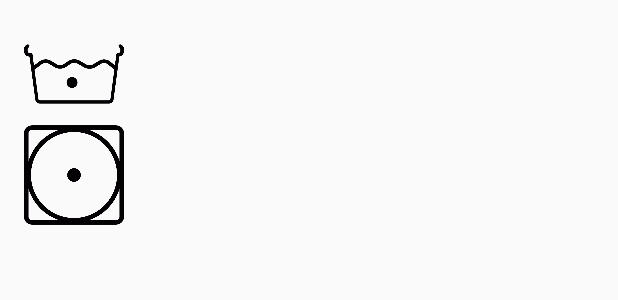
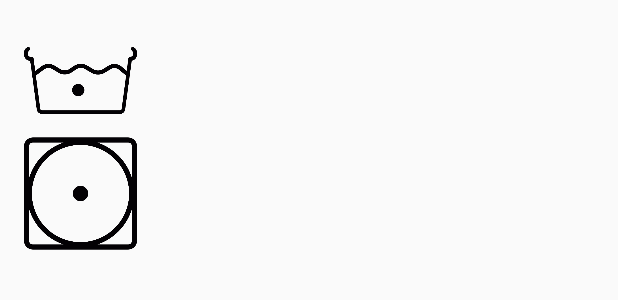
Before and after one commit to lyonst/SensorNotification, an Android app: the layout activity_main.xml on its own in the app's theme, with its tools: preview values and no code run, on a phone screen of 412 x 824 dp. Shown: the top 300 px of the screen. Run offline under Robolectric (Android 15) with nearby library versions, the phone set to English and light mode, and no system bars.

Commit message:
Rejected commit: Default

```diff
--- a/app/src/main/res/layout/activity_main.xml
+++ b/app/src/main/res/layout/activity_main.xml
@@ -13,35 +13,40 @@
     tools:context="ca.terrylyons.sensornotification.MainActivity">
 
 
-    <TableLayout
-        android:layout_width="match_parent"
-        android:layout_height="wrap_content"
-        android:stretchColumns="1"
-        >
+
         <TableRow
-            android:layout_width="24dp"
-            android:layout_height="24dp">
+            android:layout_width="match_parent"
+            android:layout_height="wrap_content">
             <ImageView android:src="@drawable/washing_in_cold_water"
                 android:layout_gravity="left"
-                android:layout_width="100px"
-                android:layout_height="100px"
-                />
+                android:layout_width="75dp"
+                android:layout_height="75dp"
+                android:contentDescription="@string/washer" />
             <TextView  android:text=""
                 android:layout_gravity="center_vertical"
                 android:layout_marginLeft="10dp"
-                android:textSize="50dp"
-                />
+                android:textSize="25sp"
+                android:id="@+id/washerStatus"
+                android:gravity="center_vertical"
+                android:layout_width="wrap_content"
+                android:layout_height="wrap_content" />
         </TableRow>
-        <TableRow>
+        <TableRow android:layout_width="match_parent"
+            android:layout_height="wrap_content">
             <ImageView android:src="@drawable/dry_normal"
                 android:layout_gravity="left"
-                android:layout_width="100px"
-                android:layout_height="100px"/>
+                android:layout_width="75dp"
+                android:layout_height="75dp"
+                android:contentDescription="@string/dryer"
+                android:clickable="false" />
             <TextView android:text=""
                 android:layout_gravity="center_vertical"
                 android:layout_marginLeft="10dp"
                 android:layout_height="match_parent"
-                android:textSize="50dp"/>
+                android:layout_width="wrap_content"
+                android:textSize="25sp"
+                android:id="@+id/dryerStatus"
+                android:gravity="center_vertical" />
         </TableRow>
-    </TableLayout>
+
 </LinearLayout>
--- a/app/src/main/res/values/strings.xml
+++ b/app/src/main/res/values/strings.xml
@@ -64,4 +64,9 @@
     <string name="hello_blank_fragment">Hello blank fragment</string>
     <string name="title_activity_settings">Settings</string>
     <string name="action_settings">Settings</string>
+    <string name="notRunning">Not running</string>
+    <string name="running">Running</string>
+    <string name="done">Done</string>
+    <string name="washer">washer</string>
+    <string name="dryer">dryer</string>
 </resources>
```
Also changed, not shown: app/src/main/java/ca/terrylyons/sensornotification/MainActivity.java (+27 -1 lines), app/src/main/res/drawable-hdpi/ic_action_settings.png (added), app/src/main/res/drawable-mdpi/ic_action_settings.png (added), app/src/main/res/drawable-xhdpi/ic_action_settings.png (added), app/src/main/res/drawable-xxhdpi/ic_action_settings.png (added).
